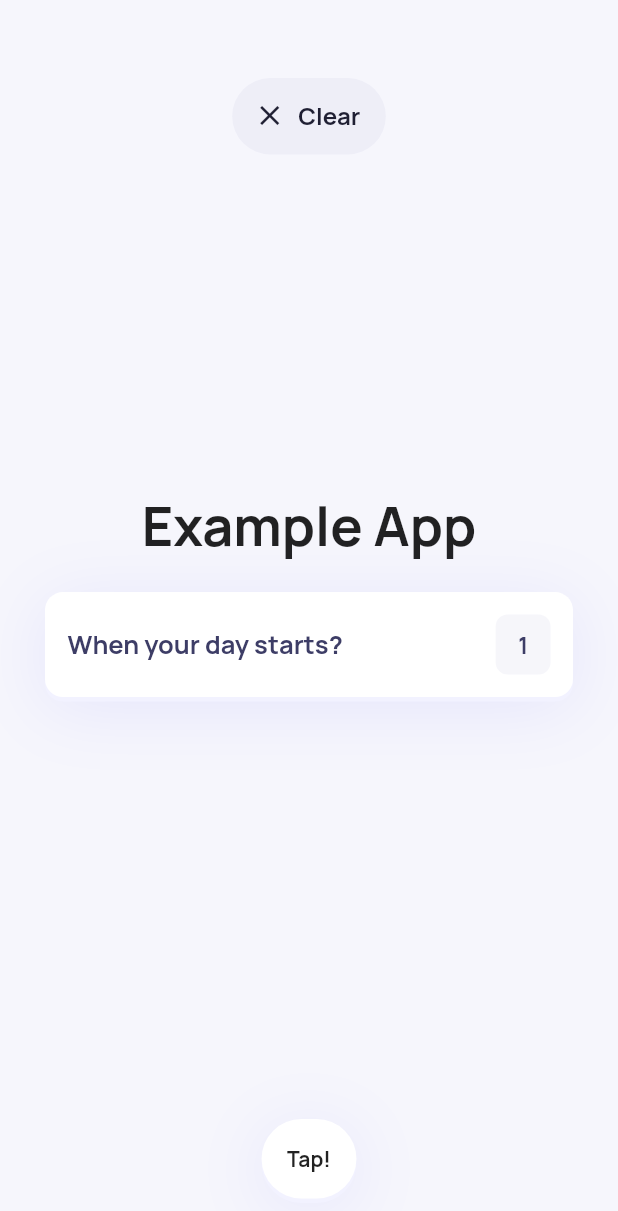
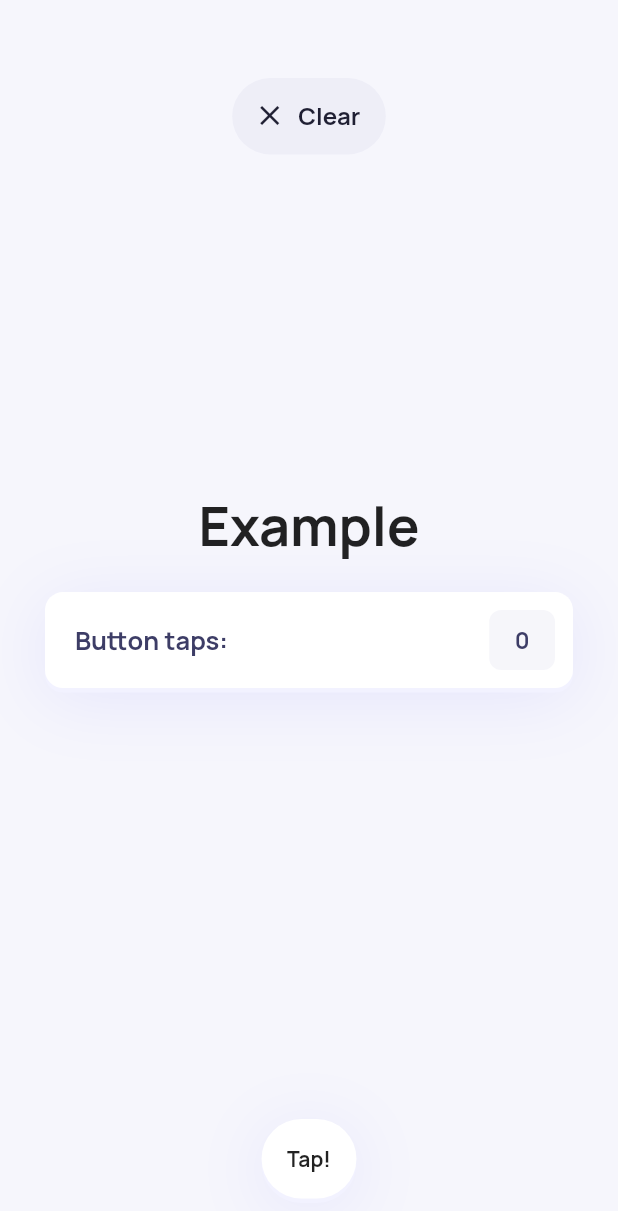
Before and after one commit to olksij/slikker_kit, a Flutter app: the screen it shows after launch, on a phone screen of 412 x 824 dp. Shown: the top 1211 px of the screen. Run offline on Flutter 3.47's test engine with Material 2 defaults, Android fonts, the phone set to English and light mode, and no system bars.

Commit message:
Made example usable

```diff
--- a/example/lib/main.dart
+++ b/example/lib/main.dart
@@ -17,63 +17,51 @@ class SlikkerExampleApp extends StatelessWidget {
   }
 }
 
-class HomePage extends StatelessWidget {
+class HomePage extends StatefulWidget {
+  @override
+  _HomePageState createState() => _HomePageState();
+}
+
+class _HomePageState extends State<HomePage> {
   final double accent = 240;
+  int count = 0;
+
   @override
   Widget build(BuildContext context) {
     return SlikkerScaffold(
       content: Container(),
-      topButtonAction: () {},
+      topButtonAction: () => setState(() => count = 0),
       topButtonIcon: Icons.clear,
       topButtonTitle: 'Clear',
-      title: 'Example App',
+      title: 'Example',
       floatingButton: SlikkerCard(
         accent: accent,
         borderRadius: BorderRadius.circular(50),
         child: Text('Tap!'),
+        onTap: () => setState(() => count++),
         padding: EdgeInsets.all(17),
       ),
       header: Padding(
         padding: EdgeInsets.symmetric(horizontal: 30),
         child: SlikkerCard(
             accent: accent,
-          padding: EdgeInsets.all(15),
-          child: PushedButton(
-            accent: accent,
-            count: 1,
-          ),
-        ),
-      ),
-    );
-  }
-}
-
-class PushedButton extends StatefulWidget {
-  final int count;
-  final double accent;
-
-  const PushedButton({this.count, this.accent});
-  @override
-  _PushedButtonState createState() => _PushedButtonState();
-}
-
-class _PushedButtonState extends State<PushedButton> {
-  @override
-  Widget build(BuildContext context) {
-    return Row(children: [
-      Text('When your day starts?',
+            padding: EdgeInsets.fromLTRB(20, 12, 12, 12),
+            child: Row(children: [
+              Text('Button taps:',
                   style: TextStyle(
-              fontSize: 17, color: getColor(1, widget.accent, 0.4, 0.4))),
+                      fontSize: 17, color: getColor(1, accent, 0.4, 0.4))),
               Expanded(child: Container()),
               SlikkerCard(
                 accent: 240,
                 isFloating: false,
                 borderRadius: BorderRadius.circular(8),
-        padding: EdgeInsets.symmetric(horizontal: 15, vertical: 10),
-        child: Text(widget.count.toString(),
+                padding: EdgeInsets.symmetric(horizontal: 17, vertical: 10),
+                child: Text(count.toString(),
                     style: TextStyle(
-                fontSize: 15, color: getColor(1, widget.accent, 0.4, 0.4))),
+                        fontSize: 15, color: getColor(1, accent, 0.4, 0.4))),
               ),
-    ]);
+            ])),
+      ),
+    );
   }
 }
```
Lines whose indentation alone changed are shown as unchanged.
